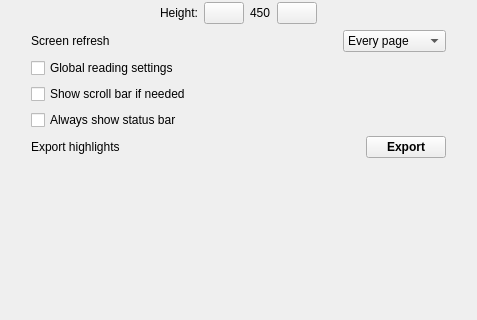
First picture: the form in src/settings/settings.ui, repository Quill-OS/quill, before the edit; both pictures show x 0 to 477 and y 157 to 477 of the 477 by 833 pixel window.
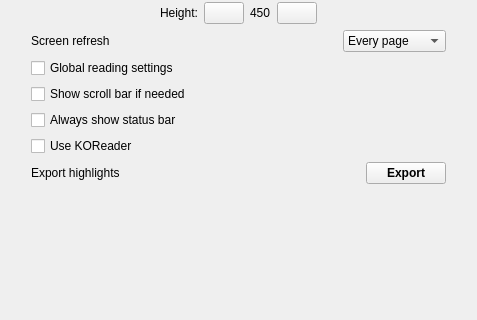
Second picture: the form after the edit. The open tabs and pages were chosen to show the change. Icons and pictures are not drawn.

Commit message: Basic KOReader integration

Diff of the .ui file:
```diff
--- a/src/settings/settings.ui
+++ b/src/settings/settings.ui
@@ -407,8 +407,8 @@
            <rect>
             <x>0</x>
             <y>0</y>
-            <width>423</width>
-            <height>738</height>
+            <width>419</width>
+            <height>725</height>
            </rect>
           </property>
           <layout class="QVBoxLayout" name="verticalLayout_3">
@@ -681,6 +681,13 @@
              </property>
             </widget>
            </item>
+           <item>
+            <widget class="QCheckBox" name="useKoreaderCheckBox">
+             <property name="text">
+              <string>Use KOReader</string>
+             </property>
+            </widget>
+           </item>
            <item>
             <layout class="QGridLayout" name="gridLayout_16">
              <property name="bottomMargin">
```
Left out of the diff: 4 changed lines with no effect on the pictures. The commit also changes 5 other files.
